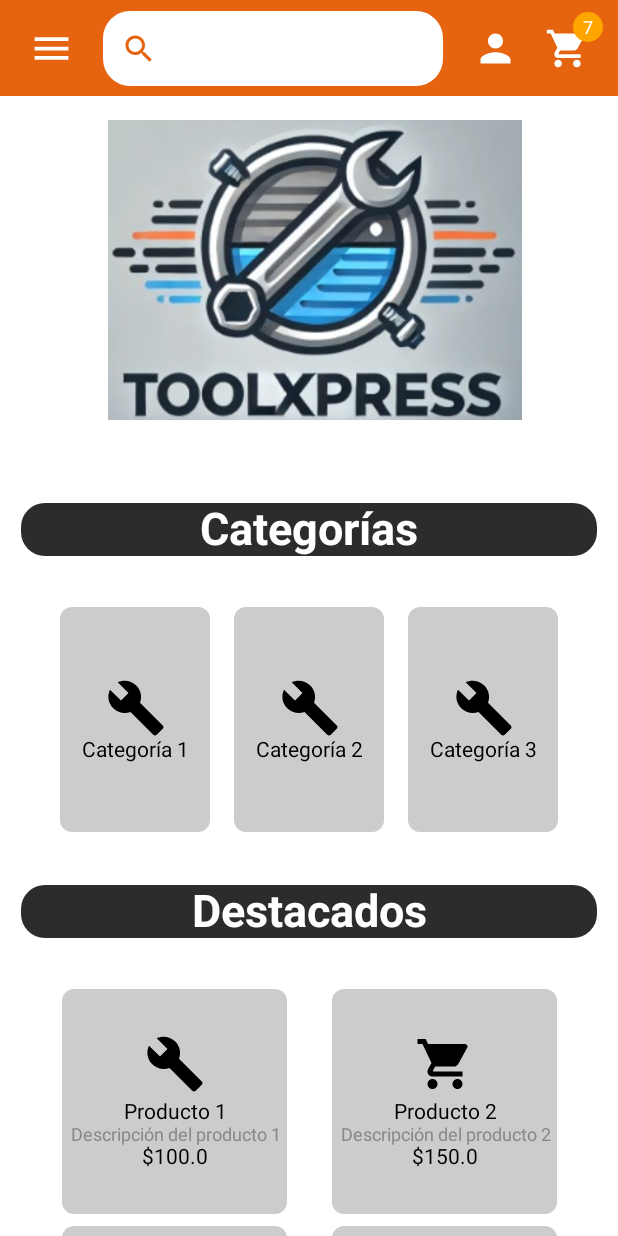
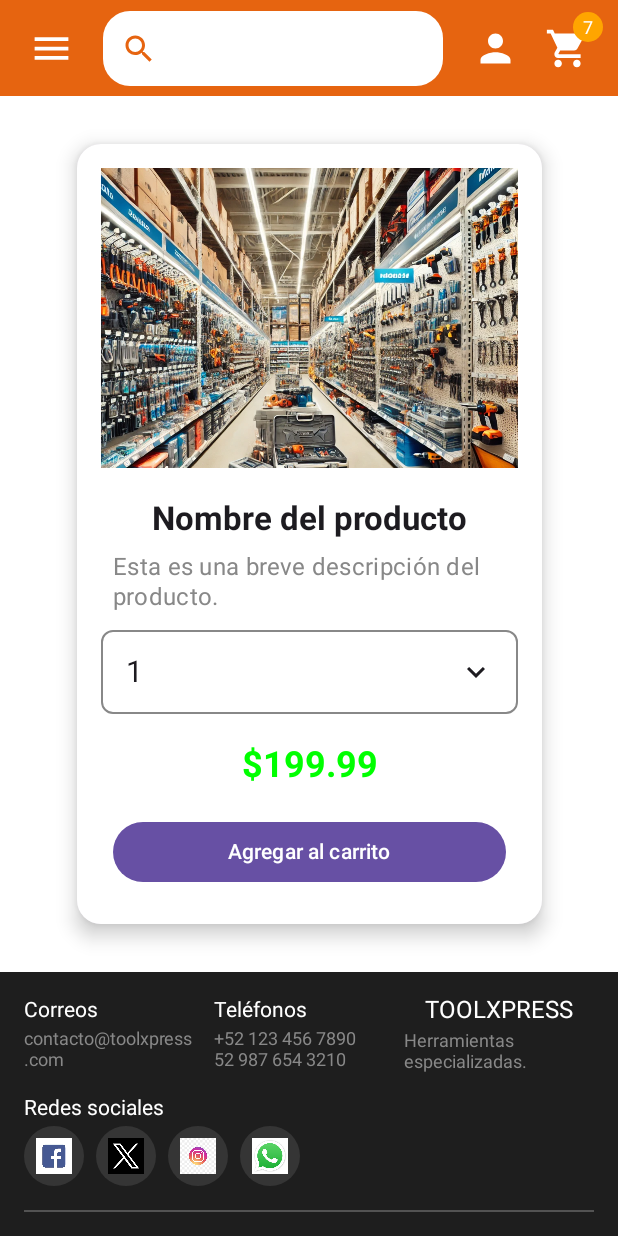
Before and after one commit to DaianNieves/ToolXpress, an Android app built with Jetpack Compose: the screen it shows after launch (MainActivity), on a phone screen of 412 x 824 dp. Run offline under Robolectric (Android 15) with nearby library versions, the phone set to English and light mode, and no system bars.

Commit message:
CardProducts

```diff
--- a/app/build.gradle.kts
+++ b/app/build.gradle.kts
@@ -72,4 +72,5 @@ dependencies {
     androidTestImplementation(libs.androidx.ui.test.junit4)
     debugImplementation(libs.androidx.ui.tooling)
     debugImplementation(libs.androidx.ui.test.manifest)
+
 }
--- a/app/src/main/java/com/example/toolxpress/MainActivity.kt
+++ b/app/src/main/java/com/example/toolxpress/MainActivity.kt
@@ -13,6 +13,7 @@ import androidx.navigation.compose.NavHost
 import androidx.navigation.compose.composable
 import androidx.navigation.compose.rememberNavController
 import com.example.toolxpress.ui.theme.components.ProductDataProvider
+import com.example.toolxpress.ui.theme.screens.CardProducts
 import com.example.toolxpress.ui.theme.screens.DomicilioScreen
 import com.example.toolxpress.ui.theme.screens.EnvioScreen
 import com.example.toolxpress.ui.theme.screens.LoginScreenP
@@ -69,12 +70,13 @@ fun ComposableMultiScreenApp() {
 @Composable
 fun SetupNavGraph(navController: NavHostController) {
     ProductDataProvider { allCategories ->
-        NavHost(navController = navController, startDestination = "StartScreen") {
+        NavHost(navController = navController, startDestination = "CardProducts") {
             composable("StartScreen") { MainScreen(navController, allCategories) }
             composable("login") { LoginScreenP(navController) }
             composable("createAccount") { CreateAccountScreen(navController) }
             composable("ShoppingCart") { ShoppingCartScreen(navController) }
             composable("DomicilioScreen") { DomicilioScreen(navController) }
+            composable("CardProducts") { CardProducts(navController) }
             composable("EnvioScreen") { EnvioScreen(navController) }
             composable("MetodoPagoScreen") { MetodoPagoScreen(navController) }
             composable("ProductsScreen/{categoryName}") { backStackEntry ->
--- /dev/null
+++ b/app/src/main/java/com/example/toolxpress/ui/theme/screens/CardProducts.kt
@@ -0,0 +1,184 @@
+package com.example.toolxpress.ui.theme.screens
+
+import androidx.compose.foundation.BorderStroke
+import androidx.compose.foundation.Image
+import androidx.compose.foundation.background
+import androidx.compose.foundation.border
+import androidx.compose.foundation.clickable
+import androidx.compose.foundation.layout.*
+import androidx.compose.foundation.shape.RoundedCornerShape
+import androidx.compose.material.icons.Icons
+import androidx.compose.material.icons.filled.ArrowDownward
+import androidx.compose.material.icons.filled.KeyboardArrowDown
+import androidx.compose.material3.*
+import androidx.compose.runtime.*
+import androidx.compose.ui.Alignment
+import androidx.compose.ui.Modifier
+import androidx.compose.ui.graphics.Color
+import androidx.compose.ui.layout.ContentScale
+import androidx.compose.ui.res.painterResource
+import androidx.compose.ui.text.font.FontWeight
+import androidx.compose.ui.unit.dp
+import androidx.compose.ui.unit.sp
+import androidx.navigation.NavController
+import com.example.toolxpress.R
+import com.example.toolxpress.ui.theme.components.Footer
+import com.example.toolxpress.ui.theme.components.TopBar
+
+@OptIn(ExperimentalMaterial3Api::class)
+@Composable
+fun CardProducts(navController: NavController) {
+    var quantity by remember { mutableStateOf(1) }
+    var expanded by remember { mutableStateOf(false) }
+    val quantityOptions = (1..6).toList()
+
+    Column(
+        modifier = Modifier.fillMaxSize()
+    ) {
+        TopBar(navController)
+
+        Box(
+            modifier = Modifier
+                .fillMaxWidth()
+                .padding(16.dp),
+            contentAlignment = Alignment.TopCenter
+        ) {
+            Card(
+                modifier = Modifier
+                    .fillMaxWidth(0.9f)
+                    .padding(16.dp),
+                shape = RoundedCornerShape(16.dp),
+                elevation = CardDefaults.cardElevation(8.dp)
+            ) {
+                Column(
+                    modifier = Modifier
+                        .fillMaxWidth()
+                        .background(Color.White)
+                        .padding(16.dp),
+                    horizontalAlignment = Alignment.CenterHorizontally
+                ) {
+                    // Imagen del producto
+                    Image(
+                        painter = painterResource(id = R.drawable.ferreteria),
+                        contentDescription = "Imagen del producto",
+                        contentScale = ContentScale.Crop,
+                        modifier = Modifier
+                            .fillMaxWidth()
+                            .height(200.dp)
+                    )
+
+                    Spacer(modifier = Modifier.height(12.dp))
+
+                    // Nombre del producto
+                    Text(
+                        text = "Nombre del producto",
+                        style = MaterialTheme.typography.titleLarge.copy(
+                            fontWeight = FontWeight.Bold,
+                            fontSize = 22.sp
+                        ),
+                        modifier = Modifier.padding(top = 8.dp)
+                    )
+
+                    Spacer(modifier = Modifier.height(8.dp))
+
+                    // Descripción del producto
+                    Text(
+                        text = "Esta es una breve descripción del producto.",
+                        style = MaterialTheme.typography.bodyMedium.copy(
+                            fontSize = 16.sp,
+                            color = Color.Gray
+                        ),
+                        modifier = Modifier.padding(horizontal = 8.dp)
+                    )
+
+                    Spacer(modifier = Modifier.height(12.dp))
+
+                    // Selector de cantidad de productos
+                    Column(modifier = Modifier.fillMaxWidth()) {
+                        Row(
+                            modifier = Modifier
+                                .fillMaxWidth()
+                                .border(BorderStroke(1.dp, Color.Gray), RoundedCornerShape(8.dp))
+                                .clickable { expanded = !expanded }
+                                .padding(16.dp),
+                            verticalAlignment = Alignment.CenterVertically,
+                            horizontalArrangement = Arrangement.SpaceBetween
+                        ) {
+                            Text(
+                                text = quantity.toString(),
+                                style = MaterialTheme.typography.bodyMedium.copy(
+                                    fontSize = 20.sp
+                                ),
+                                textAlign = androidx.compose.ui.text.style.TextAlign.Center // Centrar texto
+                            )
+                            // Icono de flecha
+                            Icon(
+                                imageVector = Icons.Filled.KeyboardArrowDown, // Flecha hacia abajo
+                                contentDescription = "Expandir opciones",
+                                modifier = Modifier.size(24.dp)
+                            )
+                        }
+
+                        // Mostrar menú desplegable
+                        if (expanded) {
+                            Column(
+                                modifier = Modifier
+                                    .fillMaxWidth()
+                                    .background(Color.White)
+                                    .padding(8.dp)
+                            ) {
+                                quantityOptions.forEach { option ->
+                                    Text(
+                                        text = option.toString(),
+                                        modifier = Modifier
+                                            .fillMaxWidth()
+                                            .padding(8.dp)
+                                            .clickable {
+                                                quantity = option
+                                                expanded = false
+                                            },
+                                        style = MaterialTheme.typography.bodyMedium.copy(
+                                            fontSize = 18.sp
+                                        )
+                                    )
+                                }
+                            }
+                        }
+                    }
+
+                    Spacer(modifier = Modifier.height(12.dp))
+
+                    // Precio del producto
+                    Text(
+                        text = "$199.99",
+                        style = MaterialTheme.typography.titleLarge.copy(
+                            color = Color.Green,
+                            fontSize = 24.sp,
+                            fontWeight = FontWeight.Bold
+                        ),
+                        modifier = Modifier.padding(top = 8.dp)
+                    )
+
+                    Spacer(modifier = Modifier.height(12.dp))
+
+                    // Botón en la parte inferior
+                    Button(
+                        onClick = {
+                            navController.navigate("ShoppingCart")
+                        },
+                        modifier = Modifier
+                            .fillMaxWidth()
+                            .padding(8.dp)
+                    ) {
+                        Text(text = "Agregar al carrito", color = Color.White)
+                    }
+                }
+            }
+        }
+
+        Spacer(modifier = Modifier.weight(1f))
+
+        // Footer
+        Footer()
+    }
+}
```
